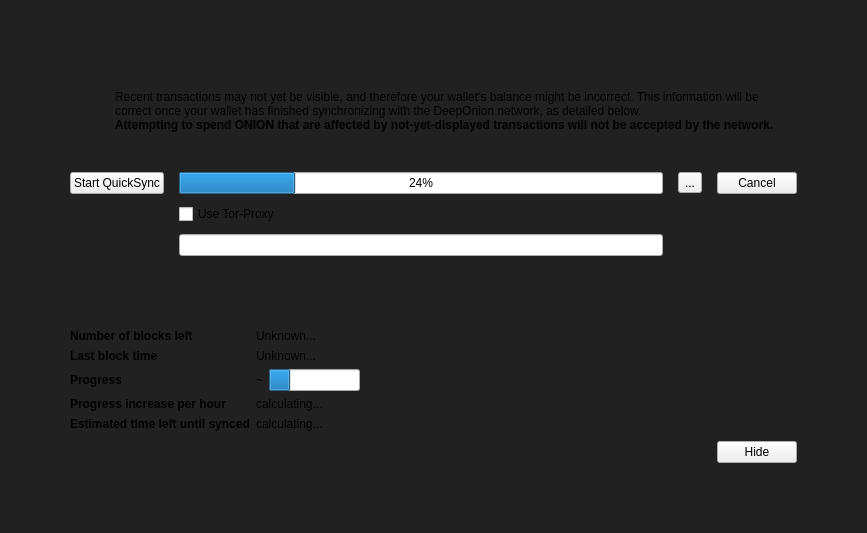
Old version of the form src/qt/forms/modaloverlay.ui in the repository deeponion/deeponion.
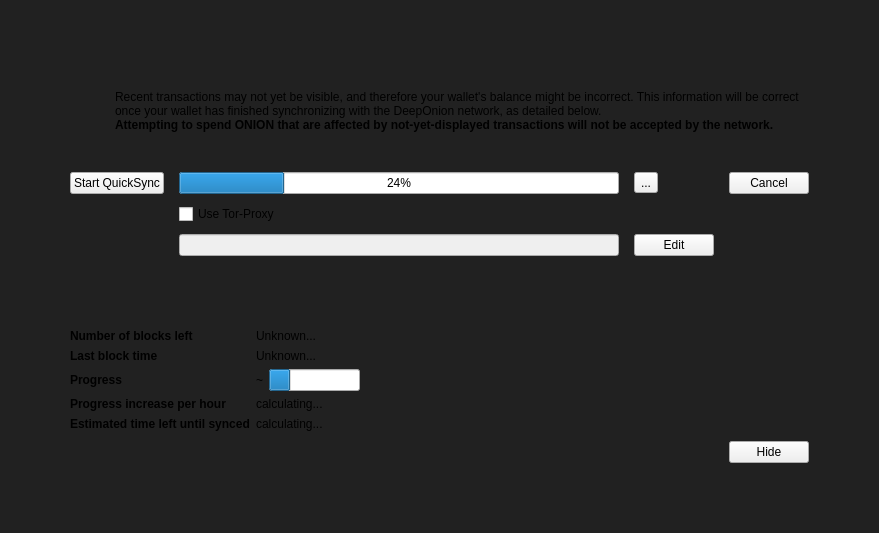
New version of the form. Icons and pictures are not drawn. Custom widgets are drawn as their Qt base class.

The edit to the form file:
```diff
--- a/src/qt/forms/modaloverlay.ui
+++ b/src/qt/forms/modaloverlay.ui
@@ -257,7 +257,18 @@
             </widget>
            </item>
            <item row="5" column="1">
-            <widget class="QLineEdit" name="bootstrapServerAddressEdit"/>
+            <widget class="QLineEdit" name="bootstrapServerAddressEdit">
+             <property name="enabled">
+              <bool>false</bool>
+             </property>
+            </widget>
+           </item>
+           <item row="5" column="2">
+            <widget class="QPushButton" name="editServerAddressButton">
+             <property name="text">
+              <string>Edit</string>
+             </property>
+            </widget>
            </item>
           </layout>
          </item>
```
